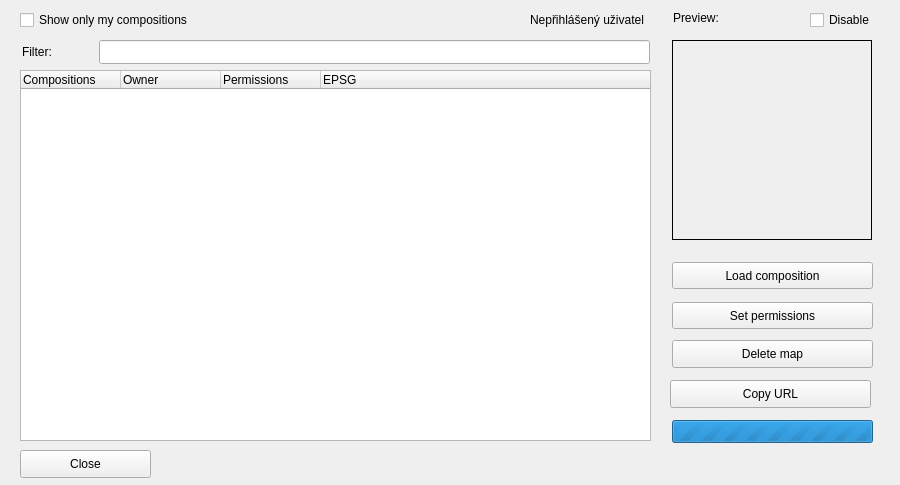
Above: dlg_addMap.ui from LESPROJEKT/qgis-layman-plugin before the change. Below: the same form after it.
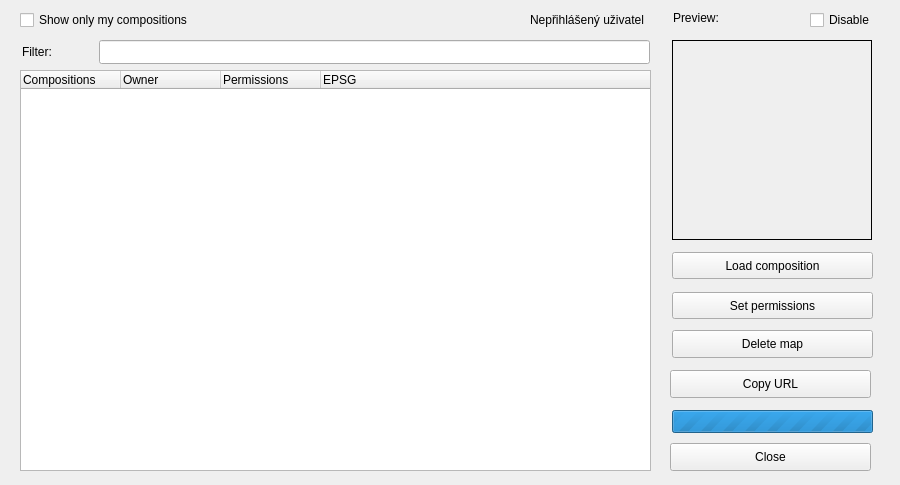
That is the form after the change. Custom widgets are drawn as their Qt base class.

What changed in the file:
```diff
--- a/dlg_addMap.ui
+++ b/dlg_addMap.ui
@@ -50,9 +50,9 @@
   <widget class="QPushButton" name="pushButton_close">
    <property name="geometry">
     <rect>
-     <x>20</x>
-     <y>450</y>
-     <width>131</width>
+     <x>670</x>
+     <y>443</y>
+     <width>201</width>
      <height>28</height>
     </rect>
    </property>
@@ -66,7 +66,7 @@
      <x>20</x>
      <y>70</y>
      <width>631</width>
-     <height>371</height>
+     <height>401</height>
     </rect>
    </property>
    <column>
@@ -165,7 +165,7 @@
    <property name="geometry">
     <rect>
      <x>672</x>
-     <y>420</y>
+     <y>410</y>
      <width>201</width>
      <height>23</height>
     </rect>
@@ -181,7 +181,7 @@
    <property name="geometry">
     <rect>
      <x>672</x>
-     <y>262</y>
+     <y>252</y>
      <width>201</width>
      <height>27</height>
     </rect>
@@ -194,7 +194,7 @@
    <property name="geometry">
     <rect>
      <x>672</x>
-     <y>340</y>
+     <y>330</y>
      <width>201</width>
      <height>28</height>
     </rect>
@@ -207,7 +207,7 @@
    <property name="geometry">
     <rect>
      <x>672</x>
-     <y>302</y>
+     <y>292</y>
      <width>201</width>
      <height>27</height>
     </rect>
@@ -281,7 +281,7 @@
    <property name="geometry">
     <rect>
      <x>670</x>
-     <y>380</y>
+     <y>370</y>
      <width>201</width>
      <height>28</height>
     </rect>
```
